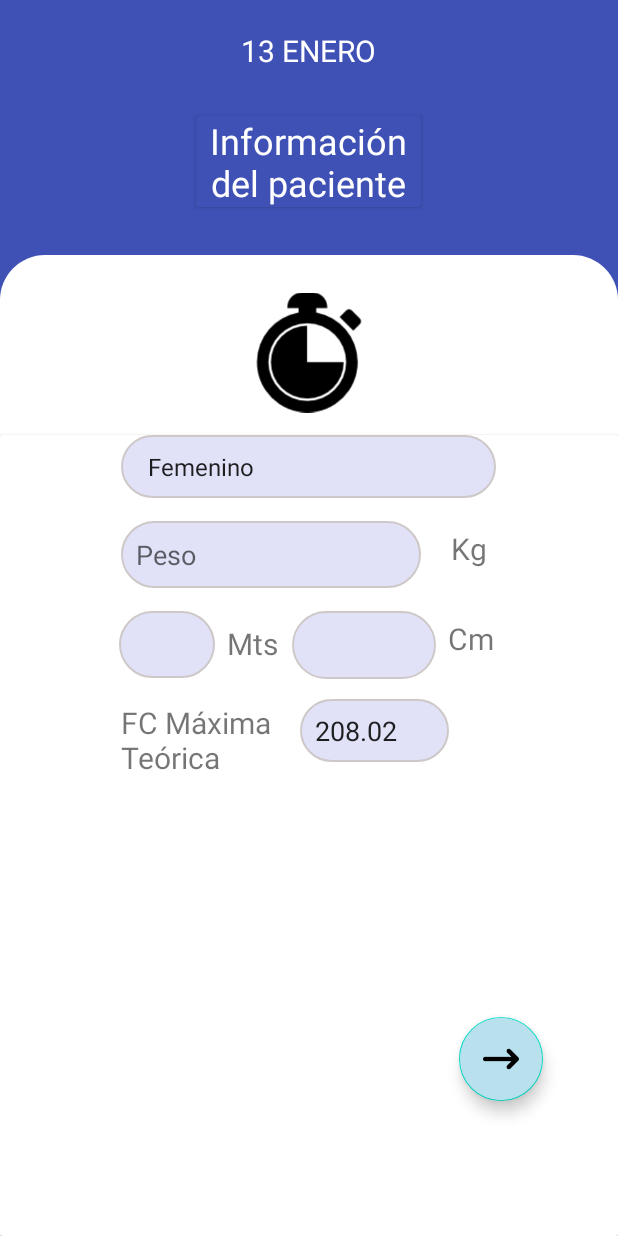
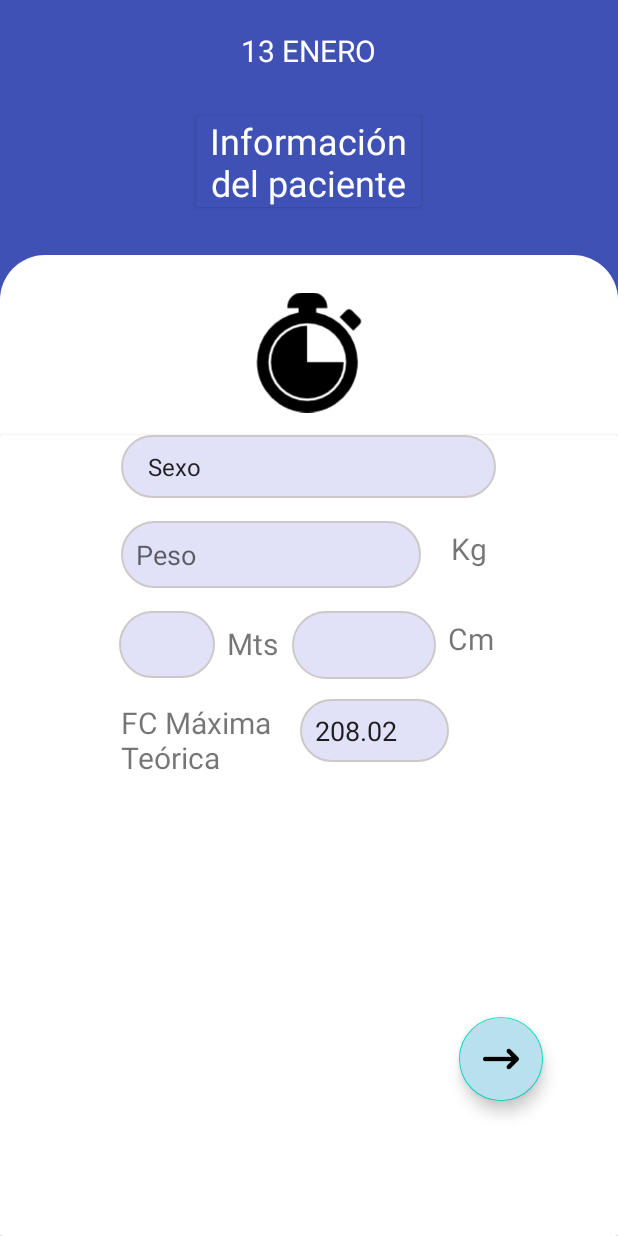
Before and after one commit to RichiDuque/6MinutosVersi-n2, an Android app: the Datos2Activity screen opened directly, with no data from a screen before it, on a phone screen of 412 x 824 dp. Run offline under Robolectric (Android 15) with nearby library versions, the phone set to English and light mode, and no system bars.

Commit message:
arreglo logo, sexo

```diff
--- a/app/src/main/java/com/venta/a6minutosapp/Datos2Activity.java
+++ b/app/src/main/java/com/venta/a6minutosapp/Datos2Activity.java
@@ -180,8 +180,10 @@ public class Datos2Activity extends AppCompatActivity {
         editFC.setText(preferences.getString("FC-teorica",""));
         if(preferences.getString("sexo","").equals("Hombre")){
             spSexo.setSelection(1);
-        }else {
+        }else if(preferences.getString("sexo","").equals("Femenino")){
             spSexo.setSelection(2);
+        }else{
+            spSexo.setSelection(0);
         }
         try {
             spPeso.setText(preferences.getString("peso",""));
--- a/app/src/main/java/com/venta/a6minutosapp/MainActivity.java
+++ b/app/src/main/java/com/venta/a6minutosapp/MainActivity.java
@@ -45,15 +45,15 @@ public class MainActivity extends AppCompatActivity {
 
         btnEmpezar.setOnClickListener(view -> {
 
-            Intent intent = new Intent(this, Reloj.class);
+            //Intent intent = new Intent(this, Reloj.class);
             //Intent intent = new Intent(this, FormulasActivity.class);
-            startActivity(intent);
+            //startActivity(intent);
 
             if(preferences.getString("CorreoP","").isEmpty()){
                 Toast.makeText(this,"Debe ingresar un correo electronico",Toast.LENGTH_SHORT);
                 correo();
             }else {
-                 intent = new Intent(this, Datos1Activity.class);
+                Intent intent = new Intent(this, Datos1Activity.class);
                 //Intent intent = new Intent(this, FormulasActivity.class);
                 startActivity(intent);
             }
--- a/app/src/main/res/drawable/splash_screen.xml
+++ b/app/src/main/res/drawable/splash_screen.xml
@@ -5,7 +5,7 @@
 
     <item>
         <bitmap
-            android:src="@drawable/logoboyaca"
+            android:src="@drawable/logo6minutos"
             android:gravity="center"/>
     </item>
 
```
Also changed, not shown: app/src/main/res/drawable-v24/logo6minutos.jpg (added).
